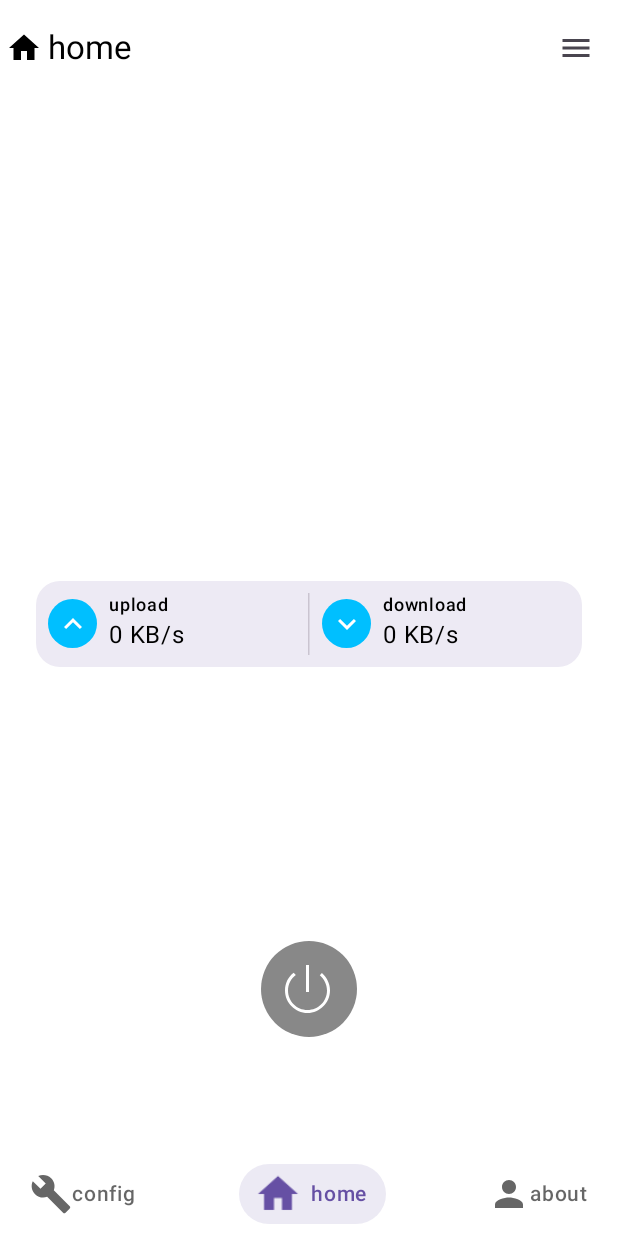
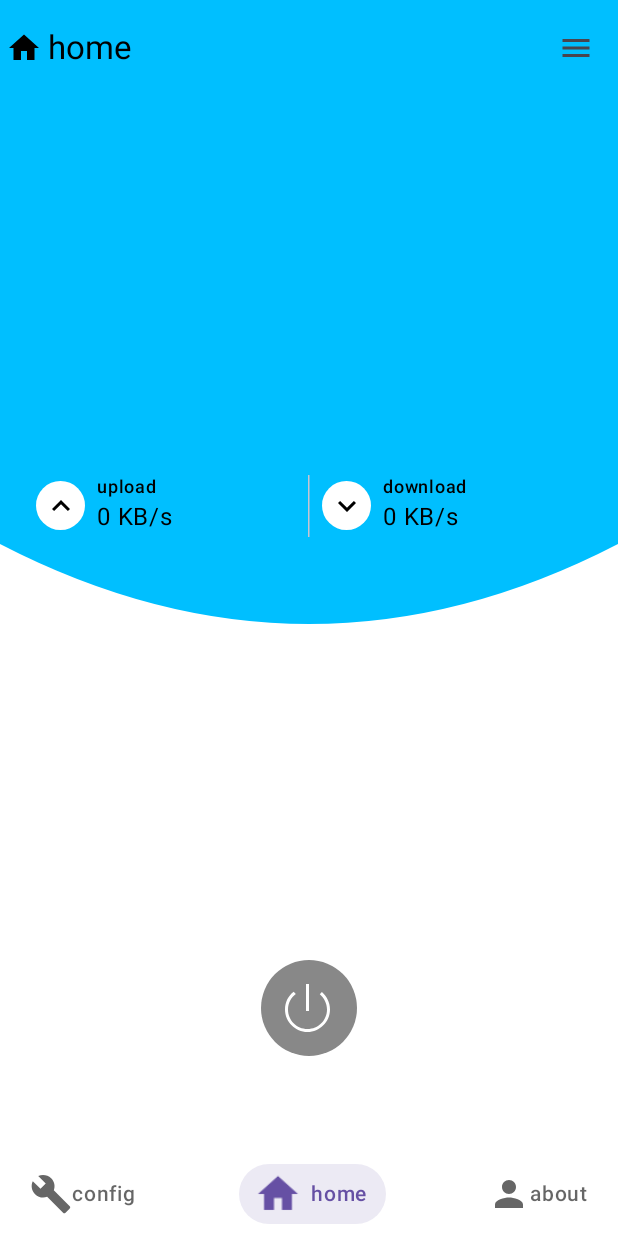
Before and after one commit to Q7DF1/XrayFA, an Android app built with Jetpack Compose: the screen it shows after launch (MainActivity), on a phone screen of 412 x 824 dp. Run offline under Robolectric (Android 15) with nearby library versions, the phone set to English and light mode, and no system bars; our stand-ins replace Room's generated code; 1 statement that could not run was skipped.

Commit message:
modify ui

```diff
--- a/app/src/main/AndroidManifest.xml
+++ b/app/src/main/AndroidManifest.xml
@@ -14,6 +14,7 @@
         android:name=".V2rayFAApplication"
         android:appComponentFactory="com.android.v2rayForAndroidUI.V2rayAppCompatFactory"
         android:allowBackup="true"
+        android:extractNativeLibs="true"
         android:dataExtractionRules="@xml/data_extraction_rules"
         android:fullBackupContent="@xml/backup_rules"
         android:icon="@mipmap/ic_launcher"
--- /dev/null
+++ b/app/src/main/java/com/android/v2rayForAndroidUI/ui/ArcBottomShape.kt
@@ -0,0 +1,57 @@
+package com.android.v2rayForAndroidUI.ui
+
+import androidx.compose.foundation.layout.Box
+import androidx.compose.foundation.background
+import androidx.compose.foundation.layout.fillMaxHeight
+import androidx.compose.foundation.layout.fillMaxSize
+import androidx.compose.foundation.layout.fillMaxWidth
+import androidx.compose.foundation.shape.GenericShape
+import androidx.compose.runtime.Composable
+import androidx.compose.ui.Modifier
+import androidx.compose.ui.geometry.Size
+import androidx.compose.ui.graphics.Path
+import androidx.compose.ui.graphics.Shape
+import androidx.compose.ui.unit.Density
+import androidx.compose.ui.unit.LayoutDirection
+import androidx.compose.ui.unit.dp
+import androidx.compose.material3.Surface
+import androidx.compose.ui.tooling.preview.Preview
+
+class ArcBottomShape(private val arcHeight: Float) : Shape {
+    override fun createOutline(
+        size: Size,
+        layoutDirection: LayoutDirection,
+        density: Density
+    ) = androidx.compose.ui.graphics.Outline.Generic(Path().apply {
+        reset()
+        // 左上角
+        moveTo(0f, 0f)
+        // 右上角
+        lineTo(size.width, 0f)
+        // 右下角（开始画弧线）
+        lineTo(size.width, size.height - arcHeight)
+
+        // 画一个二次贝塞尔曲线（从右下到底部弧线再到左下）
+        quadraticBezierTo(
+            size.width / 2, size.height + arcHeight, // 控制点
+            0f, size.height - arcHeight              // 终点
+        )
+
+        close()
+    })
+}
+
+@Composable
+@Preview
+fun ArcSurfaceDemo() {
+    Surface(
+        modifier = Modifier.fillMaxWidth()
+            .fillMaxHeight(0.8f),
+        shape = ArcBottomShape(arcHeight = 100f) // 调整弧度
+    ) {
+        Box(
+            modifier = Modifier
+                .background(androidx.compose.ui.graphics.Color.Cyan)
+        )
+    }
+}
--- a/app/src/main/java/com/android/v2rayForAndroidUI/ui/component/V2rayFAContainer.kt
+++ b/app/src/main/java/com/android/v2rayForAndroidUI/ui/component/V2rayFAContainer.kt
@@ -26,6 +26,7 @@ import androidx.compose.runtime.mutableStateOf
 import androidx.compose.runtime.remember
 import androidx.compose.runtime.setValue
 import androidx.compose.ui.Modifier
+import androidx.compose.ui.graphics.Color
 import androidx.compose.ui.platform.LocalContext
 import androidx.core.content.ContextCompat.getString
 import androidx.navigation.NavType
@@ -56,6 +57,7 @@ fun V2rayFAContainer(
     var imageVector by remember { mutableStateOf(Icons.Default.Home) }
     var actionImageVector by remember { mutableStateOf(Icons.Default.Menu) }
     var title by remember { mutableIntStateOf(R.string.home) }
+    var containerColor by remember { mutableStateOf(Color(0xFF00BFFF))}
     var onActionbarClick by remember { mutableStateOf({}) } //TODO
     Scaffold(
         topBar = {
@@ -82,7 +84,7 @@ fun V2rayFAContainer(
                     }
                 },
                 colors = TopAppBarDefaults.topAppBarColors(
-                    containerColor = MaterialTheme.colorScheme.surface
+                    containerColor = containerColor
                 )
             )
         },
@@ -101,6 +103,7 @@ fun V2rayFAContainer(
                     }
                     selected = item.route
                     imageVector = item.icon
+                    containerColor = item.containerColor
                     when(item.route) {
                         "home" -> {
                             title = R.string.home
@@ -149,9 +152,10 @@ fun V2rayFAContainer(
             composable(route = Config.route) {
                 ConfigScreen(
                     onNavigate2Home = { id->
-                        if (!xrayViewmodel.isV2rayServiceRunning()) {
+                        if (!xrayViewmodel.isServiceRunning.value) {
                             naviController.navigate(route = Home(id).route)
                             selected = Home().route
+                            containerColor = Home().containerColor
                         }
                     },
                     xrayViewmodel = xrayViewmodel
--- a/app/src/main/java/com/android/v2rayForAndroidUI/ui/navigation/About.kt
+++ b/app/src/main/java/com/android/v2rayForAndroidUI/ui/navigation/About.kt
@@ -2,7 +2,9 @@ package com.android.v2rayForAndroidUI.ui.navigation
 
 import androidx.compose.material.icons.Icons
 import androidx.compose.material.icons.filled.Person
+import androidx.compose.material3.MaterialTheme
 import androidx.compose.runtime.Composable
+import androidx.compose.ui.graphics.Color
 import androidx.compose.ui.graphics.vector.ImageVector
 
 
@@ -11,6 +13,8 @@ data object About : NavigateDestination {
         get() = Icons.Default.Person
     override val route: String
         get() = "about"
+    override val containerColor: Color
+        get() = Color.White
 }
 
 
--- a/app/src/main/java/com/android/v2rayForAndroidUI/ui/navigation/Config.kt
+++ b/app/src/main/java/com/android/v2rayForAndroidUI/ui/navigation/Config.kt
@@ -57,7 +57,8 @@ data object Config: NavigateDestination {
         get() = Icons.Default.Build
     override val route: String
         get() = "config"
-
+    override val containerColor: Color
+        get() = Color.White
 }
 
 
--- a/app/src/main/java/com/android/v2rayForAndroidUI/ui/navigation/Home.kt
+++ b/app/src/main/java/com/android/v2rayForAndroidUI/ui/navigation/Home.kt
@@ -64,6 +64,8 @@ import androidx.compose.ui.tooling.preview.Preview
 import androidx.compose.ui.unit.dp
 import com.android.v2rayForAndroidUI.R
 import com.android.v2rayForAndroidUI.V2rayBaseService
+import com.android.v2rayForAndroidUI.model.Node
+import com.android.v2rayForAndroidUI.ui.ArcBottomShape
 import com.android.v2rayForAndroidUI.ui.component.NodeCard
 import com.android.v2rayForAndroidUI.viewmodel.XrayViewmodel
 
@@ -74,6 +76,8 @@ data class Home(
         get() = Icons.Default.Home
     override val route: String
         get() = if (id != null) "home?$id" else "home"
+    override val containerColor: Color
+        get() = Color(0xFF00BFFF)
 
 }
 
@@ -89,15 +93,9 @@ fun HomeScreen(
     Box(
         modifier = Modifier.fillMaxSize()
             .background(MaterialTheme.colorScheme.background)
-            .padding(16.dp)
     ) {
-        selectedNode?.let {
-            NodeCard(
-                node = it,
-                modifier = Modifier.align(BiasAlignment(0f,-0.5f)),
-            )
-        }
-        Dashboard(xrayViewmodel,modifier = Modifier.align(Alignment.Center))
+        Dashboard0(xrayViewmodel = xrayViewmodel,node = selectedNode)
+        //Dashboard(xrayViewmodel,modifier = Modifier.align(Alignment.TopCenter))
 
         V2rayStarter(xrayViewmodel,modifier = Modifier.align(BiasAlignment(0f,0.8f)))
     }
@@ -108,8 +106,8 @@ fun V2rayStarter(
     xrayViewmodel: XrayViewmodel,
     modifier: Modifier
 ) {
+    val toggle by xrayViewmodel.isServiceRunning.collectAsState()
     val context = LocalContext.current
-    var toggle by remember {mutableStateOf(xrayViewmodel.isV2rayServiceRunning())}
     val color by animateColorAsState(
         targetValue = if (toggle) Color.Blue else Color.Gray,
         animationSpec = tween(durationMillis = 600, easing = FastOutSlowInEasing),
@@ -134,8 +132,7 @@ fun V2rayStarter(
 
     IconButton(
         onClick = {
-            toggle = !toggle
-            if (toggle) {
+            if (!toggle) {
                 val prepare = VpnService.prepare(context)
                 if (prepare != null) {
                     launcher.launch(prepare)
@@ -176,6 +173,41 @@ fun V2rayStarter(
 }
 
 
+@Composable
+fun Dashboard0(
+    xrayViewmodel: XrayViewmodel,
+    node: Node?,
+) {
+    Surface(
+        color = Color(0xFF00BFFF),
+        tonalElevation = 8.dp,
+        shape = ArcBottomShape(arcHeight = 80f),
+        modifier = Modifier.fillMaxWidth()
+            .fillMaxHeight(0.5f)
+    ) {
+        Box(
+            modifier = Modifier.padding(8.dp)
+        ) {
+            node?.let {
+                NodeCard(
+                    node = node,
+                    modifier = Modifier.align(BiasAlignment(0f,-0.5f))
+                )
+            }
+            Dashboard(
+                xrayViewmodel = xrayViewmodel,
+                modifier = Modifier.align(BiasAlignment(0f,0.7f))
+            )
+        }
+    }
+}
+
+@Composable
+@Preview
+fun DashboardPreview0() {
+}
+
+
 @SuppressLint("ConfigurationScreenWidthHeight")
 @Composable
 fun Dashboard(
@@ -187,8 +219,7 @@ fun Dashboard(
     val upSpeed by xrayViewmodel.upSpeed.collectAsState()
     val downSpeed by xrayViewmodel.downSpeed.collectAsState()
     Surface(
-        color = MaterialTheme.colorScheme.background,
-        tonalElevation = 8.dp,
+        color = Color.Transparent,
         shape = RoundedCornerShape(16.dp),
         modifier = modifier.padding(horizontal = 8.dp)
             .fillMaxWidth()
@@ -208,12 +239,12 @@ fun Dashboard(
                     modifier = Modifier
                         .size((screenWidth*0.08).dp.coerceIn(24.dp,48.dp)) // 整体大小
                         .clip(CircleShape) // 裁剪成圆形
-                        .background(Color(0xFF00BFFF)), // 背景色
+                        .background(MaterialTheme.colorScheme.surface), // 背景色
                     contentAlignment = Alignment.Center
                 ) {
                     Icon(imageVector = Icons.Filled.KeyboardArrowUp,
                         contentDescription = "upload icon",
-                        tint = Color.White
+                        tint = Color.Black
                     )
                 }
                 Column(
@@ -242,13 +273,13 @@ fun Dashboard(
                     modifier = Modifier
                         .size((screenWidth*0.08).dp.coerceIn(24.dp,48.dp)) // 整体大小
                         .clip(CircleShape) // 裁剪成圆形
-                        .background(Color(0xFF00BFFF)), // 背景色
+                        .background(MaterialTheme.colorScheme.surface), // 背景色
                     contentAlignment = Alignment.Center
                 ) {
                     Icon(
                         imageVector = Icons.Filled.KeyboardArrowDown,
                         contentDescription = "download icon",
-                        tint = Color.White
+                        tint = Color.Black
                     )
                 }
                 Column(
--- a/app/src/main/java/com/android/v2rayForAndroidUI/ui/navigation/NavigateDestination.kt
+++ b/app/src/main/java/com/android/v2rayForAndroidUI/ui/navigation/NavigateDestination.kt
@@ -1,11 +1,13 @@
 package com.android.v2rayForAndroidUI.ui.navigation
 
+import androidx.compose.ui.graphics.Color
 import androidx.compose.ui.graphics.vector.ImageVector
 
 
 interface NavigateDestination {
     val icon: ImageVector
     val route: String
+    val containerColor: Color
 }
 
 
--- a/app/src/main/java/com/android/v2rayForAndroidUI/viewmodel/XrayViewmodel.kt
+++ b/app/src/main/java/com/android/v2rayForAndroidUI/viewmodel/XrayViewmodel.kt
@@ -14,10 +14,12 @@ import android.os.IBinder
 import android.os.Looper
 import android.os.Message
 import android.util.Log
+import android.widget.Toast
 import androidx.activity.result.ActivityResultLauncher
 import androidx.lifecycle.ViewModel
 import androidx.lifecycle.ViewModelProvider
 import androidx.lifecycle.viewModelScope
+import com.android.v2rayForAndroidUI.R
 import com.android.v2rayForAndroidUI.V2rayBaseService
 import com.android.v2rayForAndroidUI.V2rayCoreManager
 import com.android.v2rayForAndroidUI.model.Link
@@ -56,6 +58,7 @@ class XrayViewmodel(
         const val TAG = "XrayViewmodel"
 
         const val MSG_TRAFFIC_DETECTION = 1
+        const val MSG_RUNNING_STATE_NOTIFY = 2
         const val EXTRA_LINK = "com.android.xrayFA.EXTRA_LINK"
         const val EXTRA_PROTOCOL = "com.android.xrayFA.EXTRA_PROTOCOL"
     }
@@ -70,7 +73,8 @@ class XrayViewmodel(
     val _downSpeed = MutableStateFlow(0L)
     val downSpeed: StateFlow<Long> = _downSpeed.asStateFlow()
 
-
+    val _isServiceRunning = MutableStateFlow(false)
+    val isServiceRunning: StateFlow<Boolean> = _isServiceRunning.asStateFlow()
 
     val handlerThread = HandlerThread("XrayViewmodel").apply {
         start()
@@ -82,6 +86,7 @@ class XrayViewmodel(
                     _upSpeed.value = msg.arg1.toLong()
                     _downSpeed.value = msg.arg2.toLong()
                 }
+
                 else -> throw RuntimeException("Unknown message type: ${msg.what}")
             }
             super.handleMessage(msg)
@@ -148,9 +153,14 @@ class XrayViewmodel(
         viewModelScope.launch {
             val first = linkRepository.querySelectedLink().first()
             withContext(Dispatchers.Main) {
+                if (first == null) {
+                    //
+                    Toast.makeText(context, R.string.config_not_ready, Toast.LENGTH_SHORT).show()
+                    return@withContext
+                }
                 val intent = Intent(context, V2rayBaseService::class.java).apply {
                     action = "connect"
-                    putExtra(EXTRA_LINK,first!!.content)
+                    putExtra(EXTRA_LINK,first.content)
                     putExtra(EXTRA_PROTOCOL, first.protocol)
                 }
                 context.startForegroundService(intent)
@@ -160,6 +170,7 @@ class XrayViewmodel(
                     serviceConnection,
                     BIND_AUTO_CREATE
                 )
+                _isServiceRunning.value = true
             }
         }
     }
@@ -171,13 +182,14 @@ class XrayViewmodel(
         }
         context.unbindService(serviceConnection)
         context.startService(intent)
-
+        _isServiceRunning.value = false
     }
 
 
-    fun isV2rayServiceRunning():Boolean {
+    fun isServiceRunning(): Boolean {
         return V2rayBaseService.isRunning
     }
+
 
 
     //link
--- a/app/src/main/res/values/strings.xml
+++ b/app/src/main/res/values/strings.xml
@@ -13,4 +13,5 @@
     <string name="no_configuration">No configuration file</string>
     <string name="upload_data">upload</string>
     <string name="download_data">download</string>
+    <string name="config_not_ready">config not ready</string>
 </resources>
--- a/tun2socks/build.gradle.kts
+++ b/tun2socks/build.gradle.kts
@@ -17,7 +17,6 @@ android {
 //        ndk {
 //            abiFilters += listOf("armeabi-v7a","arm64-v8a","x86","x86_64")
 //        }
-
         externalNativeBuild {
             ndkBuild {
                 arguments  += listOf("APP_CFLAGS+=-DPKGNAME=hev/htproxy -ffile-prefix-map=${rootDir}=."
```
Also changed, not shown: app/src/main/java/com/android/v2rayForAndroidUI/ui/component/NodeCard.kt (+6 -1 lines), 3 other files.
